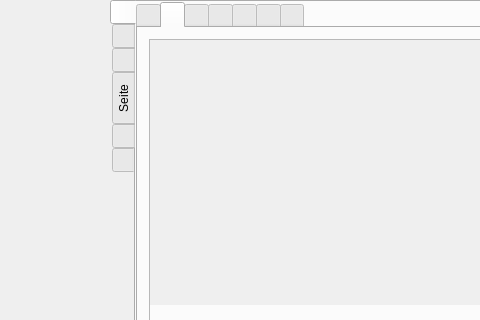
First picture: the form in src/formMainWindow.ui, repository vkohaupt/vokoscreenNG, before the edit; both pictures show x 0 to 480 and y 0 to 320 of the 702 by 468 pixel window.
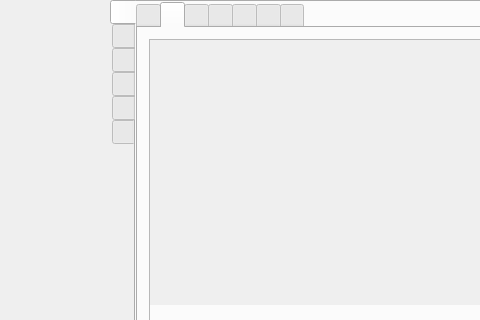
Second picture: the form after the edit. The open tabs and pages were chosen to show the change. Icons and pictures are not drawn.

Commit message: global shortcut

The edit to the form file:
```diff
--- a/src/formMainWindow.ui
+++ b/src/formMainWindow.ui
@@ -3544,7 +3544,7 @@
       </widget>
       <widget class="QWidget" name="tab">
        <attribute name="title">
-        <string>Seite</string>
+        <string notr="true"/>
        </attribute>
        <layout class="QVBoxLayout" name="verticalLayout_33">
         <item>
```
Left out of the diff: 8 changed lines with no effect on the pictures.
